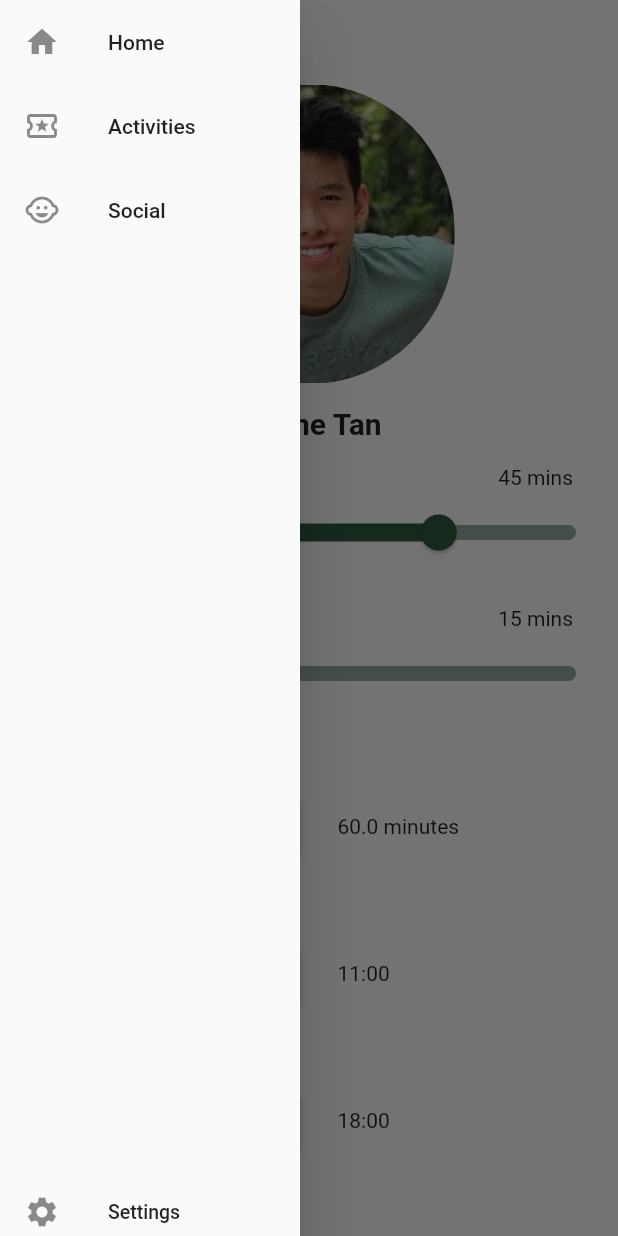
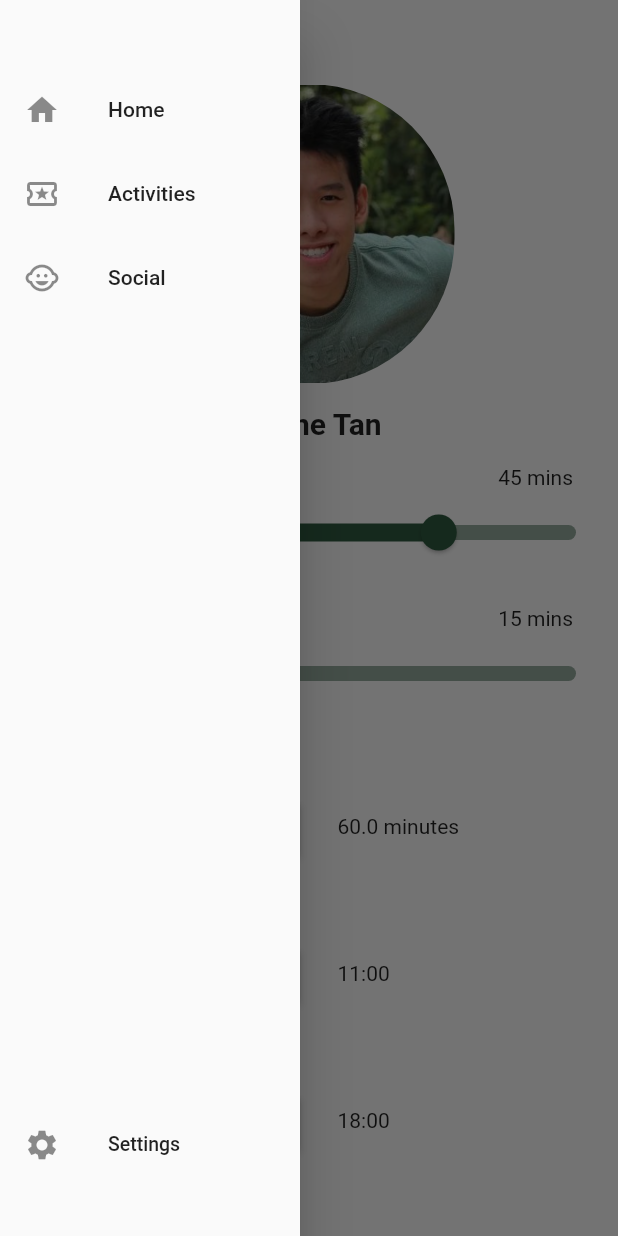
Before and after one commit to GSC-2023/Flutter_App, a Flutter app: the Settings screen opened by its route, with the side drawer open, on a phone screen of 412 x 824 dp. Run offline on Flutter 3.47's test engine with Material 2 defaults, Android fonts, the phone set to English and light mode, and no system bars; our stand-ins replace flutter_datetime_picker, flutter_spinkit, getwidget, syncfusion_flutter_charts, video_player; missing offline and left inert: neon_circular_timer.

Commit message:
fix: layout of drawer

```diff
--- a/break_app/lib/misc_utils/customDrawer.dart
+++ b/break_app/lib/misc_utils/customDrawer.dart
@@ -8,7 +8,9 @@ class CustomDrawer extends StatelessWidget {
     return Container(
       width: 200,
       child: Drawer(
-        child: Column(
+        child: Container(
+          padding: EdgeInsets.fromLTRB(0, 45, 0, 45),
+          child: Column(
           children: <Widget>[
             ListTile(
               leading: const Icon(Icons.home),
@@ -56,6 +58,7 @@ class CustomDrawer extends StatelessWidget {
             ),
           ],
         ),
+        )
       ),
     );
   }
```
